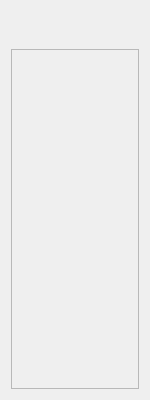
This is mainwidget.ui in FlowFireStu/ChatClient as Qt 5 draws it before an edit. The edited form follows.
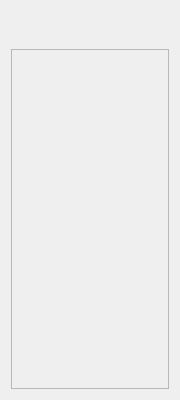
This is the edited form.

What changed in the file:
```diff
--- a/mainwidget.ui
+++ b/mainwidget.ui
@@ -6,7 +6,7 @@
    <rect>
     <x>0</x>
     <y>0</y>
-    <width>150</width>
+    <width>180</width>
     <height>400</height>
    </rect>
   </property>
@@ -40,7 +40,7 @@
        <rect>
         <x>0</x>
         <y>0</y>
-        <width>130</width>
+        <width>160</width>
         <height>341</height>
        </rect>
       </property>
```
